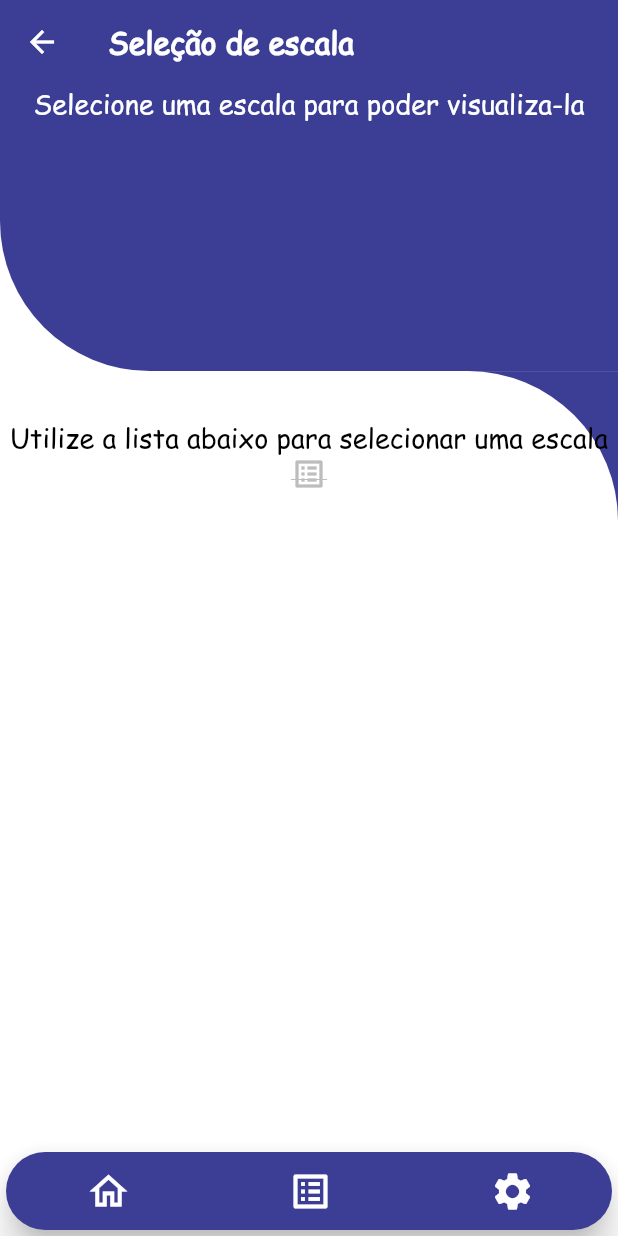
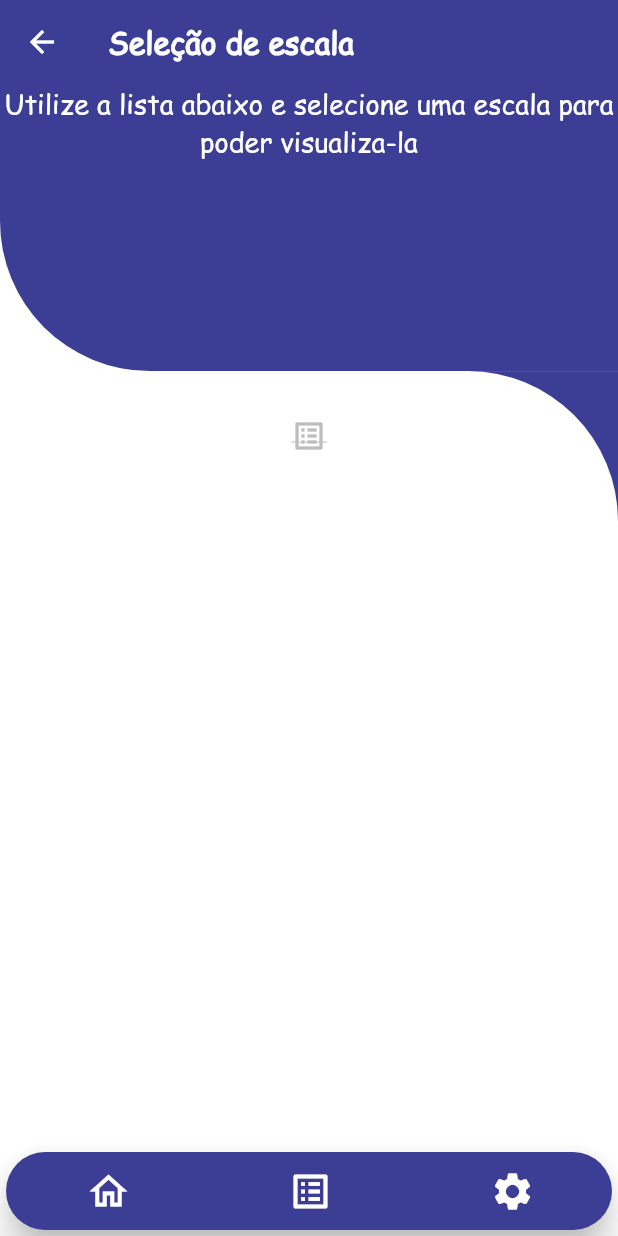
Before and after one commit to Tiodirca/SenturionGList, a Flutter app: the screen it shows after launch, item 2 of the bottom bar chosen, on a phone screen of 412 x 824 dp. Run offline on Flutter 3.47's test engine with Material 2 defaults, Android fonts, the phone set to English and light mode, and no system bars; our stand-ins replace sqflite, sqflite_common_ffi; accounts and stored records are empty.

Commit message:
commit de tudo novamente

```diff
--- a/lib/Telas/tela_selecao_escala.dart
+++ b/lib/Telas/tela_selecao_escala.dart
@@ -4,6 +4,7 @@ import '../Modelo/TabelaModelo.dart';
 import '../Uteis/Servicos/banco_de_dados.dart';
 import '../Uteis/constantes.dart';
 import '../Uteis/estilo.dart';
+import '../Uteis/paleta_cores.dart';
 import '../Uteis/textos.dart';
 import '../Widget/barra_navegacao.dart';
 import '../Widget/fundo_tela_widget.dart';
@@ -110,17 +111,12 @@ class _TelaSelecaoEscalaState extends State<TelaSelecaoEscala> {
                                 padding: const EdgeInsets.only(top: 10.0),
                                 child: Column(
                                   children: [
-                                  Text(
-                                    Textos.descricaoListaEscala,
-                                    textAlign: TextAlign.center,
-                                    style: const TextStyle(
-                                        fontSize: 18, color: Colors.black),
-                                  ),
                                     DropdownButton(
                                       value: nomeItemDrop,
                                       icon: const Icon(Icons.list_alt_outlined),
                                       items: tabelas
-                                        .map((item) => DropdownMenuItem<String>(
+                                          .map((item) =>
+                                              DropdownMenuItem<String>(
                                                 value: item.nomeTabela,
                                                 child: Text(item.nomeTabela
                                                     .replaceAll(
@@ -146,9 +142,10 @@ class _TelaSelecaoEscalaState extends State<TelaSelecaoEscala> {
                                         mainAxisAlignment:
                                             MainAxisAlignment.center,
                                         children: [
-                                        const Text(
-                                          "Escala selecionada:",
-                                          style: TextStyle(fontSize: 18),
+                                          Text(
+                                            Textos.txtEscalaSelecionada,
+                                            style:
+                                                const TextStyle(fontSize: 18),
                                           ),
                                           const SizedBox(
                                             width: 10,
@@ -157,7 +154,8 @@ class _TelaSelecaoEscalaState extends State<TelaSelecaoEscala> {
                                             tabelaSelecionada.replaceAll(
                                                 RegExp(r'_'), ' '),
                                             style: const TextStyle(
-                                              fontWeight: FontWeight.bold,fontSize: 18.0),
+                                                fontWeight: FontWeight.bold,
+                                                fontSize: 18),
                                           ),
                                         ],
                                       ),
@@ -170,8 +168,33 @@ class _TelaSelecaoEscalaState extends State<TelaSelecaoEscala> {
                     ],
                   ),
                 ),
-              bottomNavigationBar:
+                bottomNavigationBar: SizedBox(
+                  height: exibirConfirmacaoEscala
+                      ? Constantes.alturaNavigationBar
+                      : 70.0,
+                  child: Column(
+                    mainAxisAlignment: MainAxisAlignment.end,
+                    children: [
+                      Visibility(
+                        visible: exibirConfirmacaoEscala,
+                        child: SizedBox(
+                          width: 60,
+                          height: 60,
+                          child: FloatingActionButton(
+                            backgroundColor: PaletaCores.corVerdeCiano,
+                            onPressed: () {},
+                            child: Text(Textos.btnUsarEscala,
+                                style: const TextStyle(
+                                    fontSize: 18, fontWeight: FontWeight.bold)),
+                          ),
+                        ),
+                      ),
+                      const SizedBox(
+                        height: 5,
+                      ),
                       const SizedBox(height: 60, child: BarraNavegacao()),
-            )));
+                    ],
+                  ),
+                ))));
   }
 }
--- a/lib/Uteis/textos.dart
+++ b/lib/Uteis/textos.dart
@@ -2,6 +2,8 @@ class Textos {
   static String btnCadastrar = "Cadastrar";
   static String btnCooperador = "Cooperadores";
   static String btnCooperadoras = "Cooperadoras";
+  static String btnGerar = "Gerar";
+  static String btnUsarEscala = "Usar";
 
   // TELA INICIAL
   static String legSelecaoTipoEscala =
@@ -24,7 +26,7 @@ class Textos {
       "Selecione os dias da semana que haverá trabalho. somente os dias "
       "selecionados nesta tela serão listados na proxima etapa";
 
-  // TELA SELECAO INTERVALO
+  // TELA SELECAO PERIODO
   static String nomeTelaSelecaoPeriodo = "Seleção periodo/tempo de Trabalho";
   static String descricaoTelaSelecaoPeriodo =
       "Selecione um periodo de quantos dias haverá trabalho. "
@@ -58,8 +60,9 @@ class Textos {
 
   // TELA SELECAO ESCALA
   static String nomeTelaSelecaoEscala = "Seleção de escala";
-  static String descricaoTelaSelecaoEscala = "Selecione uma escala para poder visualiza-la";
-  static String descricaoListaEscala = "Utilize a lista abaixo para selecionar uma escala";
+  static String descricaoTelaSelecaoEscala = "Utilize a lista abaixo e selecione uma escala para poder visualiza-la";
+  static String legListaEscala = "Utilize a lista abaixo para selecionar uma escala";
+  static String txtEscalaSelecionada = "Escala selecionada:";
 
   // GERAIS
   static String txtListaVazia = "Sua lista esta vazia";
```
Also changed, not shown: lib/Telas/tela_gerar_escala.dart (+32 -18 lines). Lines whose indentation alone changed are shown as unchanged.
